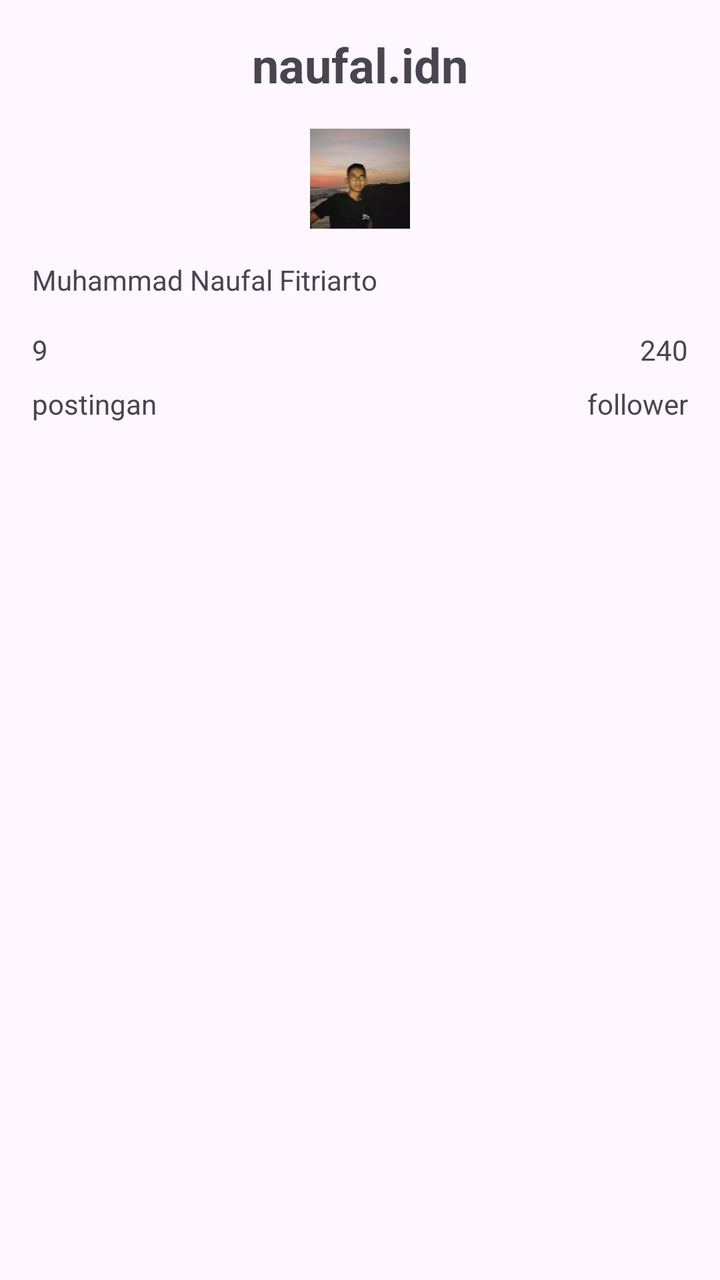
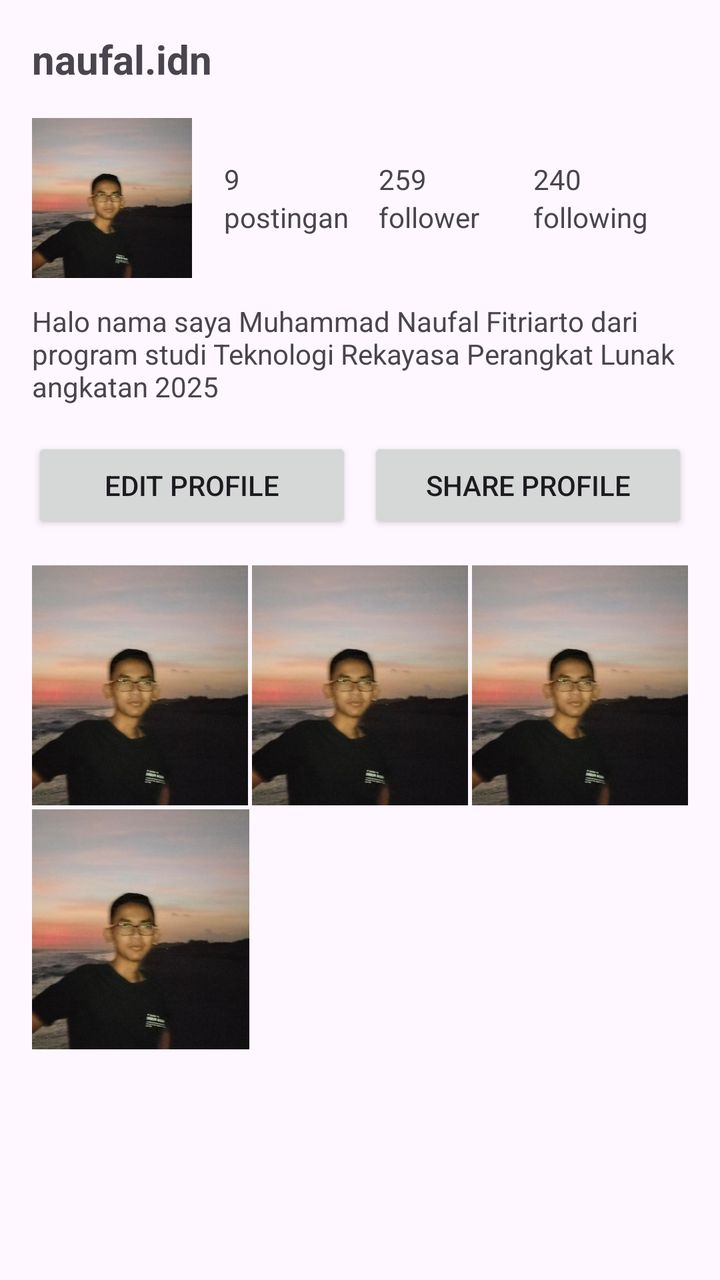

Compare the two renders of this Android layout. The source of the first and the diff that turns it into the second are given below.
<!-- AndroidManifest.xml: application theme Theme.InstaApp -->
<!-- res/layout/activity_main.xml -->
<?xml version="1.0" encoding="utf-8"?>
<RelativeLayout xmlns:android="http://schemas.android.com/apk/res/android"
    xmlns:app="http://schemas.android.com/apk/res-auto"
    xmlns:tools="http://schemas.android.com/tools"
    android:id="@+id/main"
    android:layout_width="match_parent"
    android:layout_height="match_parent"
    android:padding="16dp"
    tools:context=".MainActivity">

    <TextView
        android:id="@+id/txt_username"
        android:layout_width="wrap_content"
        android:layout_height="wrap_content"
        android:layout_centerHorizontal="true"
        android:text="@string/username"
        android:textSize="24sp"
        android:textStyle="bold"/>

    <ImageView
        android:id="@+id/photo_profile"
        android:layout_width="wrap_content"
        android:layout_height="50dp"
        android:layout_marginTop="16dp"
        android:layout_below="@id/txt_username"
        android:src="@drawable/profile"
        android:layout_alignParentEnd="true"
        android:contentDescription="@string/pict"
        />

    <TextView
        android:id="@+id/txt_name"
        android:layout_width="wrap_content"
        android:layout_height="wrap_content"
        android:layout_below="@id/photo_profile"
        android:layout_marginTop="16dp"
        android:text="@string/nama"
        />

    <TextView
        android:id="@+id/txt_post"
        android:layout_width="wrap_content"
        android:layout_height="wrap_content"
        android:layout_below="@id/txt_jmlh_post"
        android:layout_marginTop="8dp"
        android:text="@string/post"
        />

    <TextView
        android:id="@+id/txt_jmlh_post"
        android:layout_width="wrap_content"
        android:layout_height="wrap_content"
        android:layout_below="@id/txt_name"
        android:layout_marginTop="16dp"
        android:text="@string/jmlh_post"
        />

    <TextView
        android:id="@+id/txt_follower"
        android:layout_width="wrap_content"
        android:layout_height="wrap_content"
        android:layout_below="@id/txt_jmlh_post"
        android:layout_marginTop="8dp"
        android:layout_alignParentEnd="true"
        android:text="@string/follower"
        />

    <TextView
        android:id="@+id/txt_jmlh_follower"
        android:layout_width="wrap_content"
        android:layout_height="wrap_content"
        android:layout_below="@id/txt_name"
        android:layout_marginTop="16dp"
        android:layout_alignParentEnd="true"
        android:text="@string/jmlh_following"
        />

</RelativeLayout>
<!-- resources referenced by this layout -->
<resources>
  <!-- drawable profile: jpeg bitmap (drawable, 21836 bytes) -->
  <string name="follower">follower</string>
  <string name="jmlh_following">240</string>
  <string name="jmlh_post">9</string>
  <string name="nama">Muhammad Naufal Fitriarto</string>
  <string name="pict">profile picture</string>
  <string name="post">postingan</string>
  <string name="username">naufal.idn</string>
  <style name="Theme.InstaApp" parent="Base.Theme.InstaApp" />
  <style name="Base.Theme.InstaApp" parent="Theme.Material3.DayNight.NoActionBar">
          
          
      </style>
</resources>

<!-- the commit's change to res/layout/activity_main.xml (unified diff, before → after) -->
@@ -1,78 +1,363 @@
 <?xml version="1.0" encoding="utf-8"?>
-<RelativeLayout xmlns:android="http://schemas.android.com/apk/res/android"
+<ScrollView xmlns:android="http://schemas.android.com/apk/res/android"
     xmlns:app="http://schemas.android.com/apk/res-auto"
     xmlns:tools="http://schemas.android.com/tools"
     android:id="@+id/main"
     android:layout_width="match_parent"
     android:layout_height="match_parent"
-    android:padding="16dp"
     tools:context=".MainActivity">
 
-    <TextView
-        android:id="@+id/txt_username"
-        android:layout_width="wrap_content"
+
+
+
+
+
+
+
+
+
+
+
+
+
+
+
+
+
+
+
+
+
+
+
+
+
+
+
+
+
+
+
+
+
+
+
+
+
+
+
+
+
+
+
+
+
+
+
+
+
+
+
+
+
+
+
+
+
+
+
+
+
+
+
+
+
+
+
+
+
+
+
+
+
+
+
+
+
+
+
+
+
+
+
+
+
+
+
+
+
+
+
+
+
+
+
+
+
+
+
+
+
+
+
+
+
+
+
+
+
+
+
+
+
+
+
+
+
+
+
+
+
+
+
+
+
+
+
+
+
+    
+    <LinearLayout
+        android:layout_width="match_parent"
         android:layout_height="wrap_content"
-        android:layout_centerHorizontal="true"
-        android:text="@string/username"
-        android:textSize="24sp"
-        android:textStyle="bold"/>
-
-    <ImageView
-        android:id="@+id/photo_profile"
-        android:layout_width="wrap_content"
-        android:layout_height="50dp"
-        android:layout_marginTop="16dp"
-        android:layout_below="@id/txt_username"
-        android:src="@drawable/profile"
-        android:layout_alignParentEnd="true"
-        android:contentDescription="@string/pict"
-        />
-
-    <TextView
-        android:id="@+id/txt_name"
-        android:layout_width="wrap_content"
-        android:layout_height="wrap_content"
-        android:layout_below="@id/photo_profile"
-        android:layout_marginTop="16dp"
-        android:text="@string/nama"
-        />
-
-    <TextView
-        android:id="@+id/txt_post"
-        android:layout_width="wrap_content"
-        android:layout_height="wrap_content"
-        android:layout_below="@id/txt_jmlh_post"
-        android:layout_marginTop="8dp"
-        android:text="@string/post"
-        />
-
-    <TextView
-        android:id="@+id/txt_jmlh_post"
-        android:layout_width="wrap_content"
-        android:layout_height="wrap_content"
-        android:layout_below="@id/txt_name"
-        android:layout_marginTop="16dp"
-        android:text="@string/jmlh_post"
-        />
-
-    <TextView
-        android:id="@+id/txt_follower"
-        android:layout_width="wrap_content"
-        android:layout_height="wrap_content"
-        android:layout_below="@id/txt_jmlh_post"
-        android:layout_marginTop="8dp"
-        android:layout_alignParentEnd="true"
-        android:text="@string/follower"
-        />
-
-    <TextView
-        android:id="@+id/txt_jmlh_follower"
-        android:layout_width="wrap_content"
-        android:layout_height="wrap_content"
-        android:layout_below="@id/txt_name"
-        android:layout_marginTop="16dp"
-        android:layout_alignParentEnd="true"
-        android:text="@string/jmlh_following"
-        />
-
-</RelativeLayout>
+        android:orientation="vertical"
+        android:padding="16dp">
+
+        
+        <RelativeLayout
+            android:layout_width="match_parent"
+            android:layout_height="wrap_content"
+            android:layout_marginBottom="16dp">
+
+            <TextView
+                android:layout_width="wrap_content"
+                android:layout_height="wrap_content"
+                android:layout_alignParentStart="true"
+                android:text="@string/username"
+                android:textStyle="bold"
+                android:textSize="20sp"/>
+
+        </RelativeLayout>
+
+        
+        <LinearLayout
+            android:layout_width="match_parent"
+            android:layout_height="wrap_content"
+            android:orientation="horizontal"
+            android:gravity="center_vertical">
+
+            
+            <ImageView
+                android:layout_width="80dp"
+                android:layout_height="80dp"
+                android:background="@drawable/profile"
+                android:contentDescription="@string/pict"/>
+
+            
+            <LinearLayout
+                android:layout_width="0dp"
+                android:layout_height="wrap_content"
+                android:layout_weight="1"
+                android:orientation="horizontal"
+                android:gravity="center"
+                android:paddingStart="16dp">
+
+                
+                <LinearLayout
+                    android:layout_width="0dp"
+                    android:layout_height="wrap_content"
+                    android:layout_weight="1"
+                    android:orientation="vertical"
+                    android:gravity="center">
+                    <TextView
+                        android:layout_width="match_parent"
+                        android:layout_height="wrap_content"
+                        android:text="@string/jmlh_post"
+                        />
+                    <TextView
+                        android:layout_width="match_parent"
+                        android:layout_height="wrap_content"
+                        android:text="@string/post"
+                        />
+                </LinearLayout>
+
+                <LinearLayout
+                    android:layout_width="0dp"
+                    android:layout_height="wrap_content"
+                    android:layout_weight="1"
+                    android:orientation="vertical"
+                    android:gravity="center">
+                    <TextView
+                        android:layout_width="match_parent"
+                        android:layout_height="wrap_content"
+                        android:text="@string/jmlh_follower"
+                        />
+                    <TextView
+                        android:layout_width="match_parent"
+                        android:layout_height="wrap_content"
+                        android:text="@string/follower"
+                        />
+                </LinearLayout>
+
+                <LinearLayout
+                    android:layout_width="0dp"
+                    android:layout_height="wrap_content"
+                    android:layout_weight="1"
+                    android:orientation="vertical"
+                    android:gravity="center">
+                    <TextView
+                        android:layout_width="match_parent"
+                        android:layout_height="wrap_content"
+                        android:text="@string/jmlh_following"
+                        />
+                    <TextView
+                        android:layout_width="match_parent"
+                        android:layout_height="wrap_content"
+                        android:text="@string/following"
+                        />
+                </LinearLayout>
+
+            </LinearLayout>
+        </LinearLayout>
+
+        
+        <LinearLayout
+            android:layout_width="match_parent"
+            android:layout_height="wrap_content"
+            android:orientation="vertical"
+            android:layout_marginTop="12dp">
+
+            <TextView
+                android:layout_width="match_parent"
+                android:layout_height="wrap_content"
+                android:text="@string/bio"/>
+        </LinearLayout>
+
+        
+        <LinearLayout
+            android:layout_width="match_parent"
+            android:layout_height="wrap_content"
+            android:orientation="horizontal"
+            android:layout_marginTop="16dp"
+            android:weightSum="2">
+
+            <Button
+                android:layout_width="0dp"
+                android:layout_height="wrap_content"
+                android:layout_weight="1"
+                android:layout_marginEnd="8dp"
+                android:text="Edit profile" />
+
+            <Button
+                android:layout_width="0dp"
+                android:layout_height="wrap_content"
+                android:layout_weight="1"
+                android:text="Share profile" />
+        </LinearLayout>
+
+        
+
+
+
+
+
+
+
+
+
+
+
+
+
+
+
+
+
+        
+        <LinearLayout
+            android:layout_width="match_parent"
+            android:layout_height="wrap_content"
+            android:orientation="vertical"
+            android:layout_marginTop="16dp">
+
+            
+            <LinearLayout
+                android:layout_width="match_parent"
+                android:layout_height="wrap_content"
+                android:orientation="horizontal"
+                android:weightSum="3">
+
+                
+                <ImageView
+                    android:layout_width="0dp"
+                    android:layout_height="120dp"
+                    android:layout_weight="1"
+                    android:layout_marginEnd="2dp"
+                    android:layout_marginBottom="2dp"
+                    android:scaleType="centerCrop"
+                    android:src="@drawable/profile" />
+
+                
+                <ImageView
+                    android:layout_width="0dp"
+                    android:layout_height="120dp"
+                    android:layout_weight="1"
+                    android:layout_marginEnd="2dp"
+                    android:layout_marginBottom="2dp"
+                    android:scaleType="centerCrop"
+                    android:src="@drawable/profile" />
+
+                
+                <ImageView
+                    android:layout_width="0dp"
+                    android:layout_height="120dp"
+                    android:layout_weight="1"
+                    android:layout_marginBottom="2dp"
+                    android:scaleType="centerCrop"
+                    android:src="@drawable/profile" />
+
+            </LinearLayout>
+
+            
+            <LinearLayout
+                android:layout_width="match_parent"
+                android:layout_height="wrap_content"
+                android:orientation="horizontal"
+                android:weightSum="3">
+
+                
+                <ImageView
+                    android:layout_width="0dp"
+                    android:layout_height="120dp"
+                    android:layout_weight="1"
+                    android:layout_marginEnd="2dp"
+                    android:layout_marginBottom="2dp"
+                    android:scaleType="centerCrop"
+                    android:src="@drawable/profile" />
+
+            </LinearLayout>
+
+        </LinearLayout>
+
+    </LinearLayout>
+</ScrollView>
<!-- resource entries referenced after the edit -->
@@ -1,10 +1,12 @@
 <!-- resources referenced by this layout -->
 <resources>
   <!-- drawable profile: jpeg bitmap (drawable, 21836 bytes) -->
+  <string name="bio">Halo nama saya Muhammad Naufal Fitriarto dari program studi Teknologi Rekayasa Perangkat Lunak angkatan 2025</string>
   <string name="follower">follower</string>
+  <string name="following">following</string>
+  <string name="jmlh_follower">259</string>
   <string name="jmlh_following">240</string>
   <string name="jmlh_post">9</string>
-  <string name="nama">Muhammad Naufal Fitriarto</string>
   <string name="pict">profile picture</string>
   <string name="post">postingan</string>
   <string name="username">naufal.idn</string>
